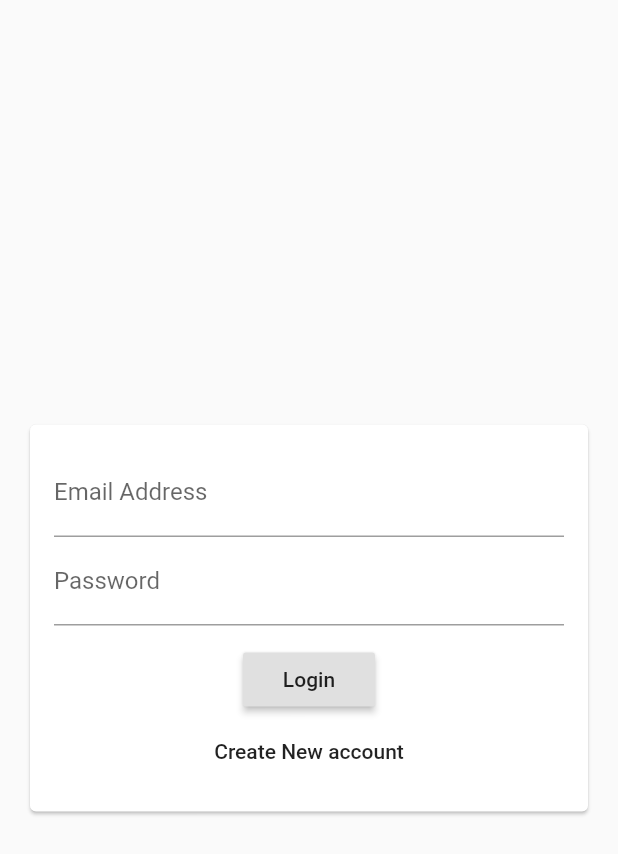
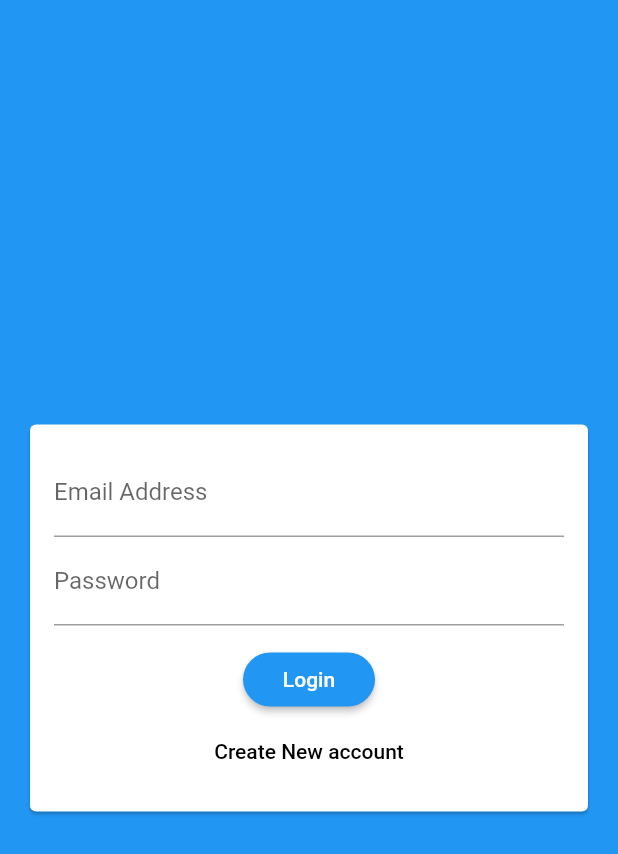
Before and after one commit to SalmaFayad/Together, a Flutter app: the screen it shows after launch, on a phone screen of 412 x 824 dp. Shown: the top 854 px of the screen. Run offline on Flutter 3.47's test engine with Material 2 defaults, Android fonts, the phone set to English and light mode, and no system bars; our stand-ins replace email_validator.

Commit message:
theme is added

```diff
--- a/lib/main.dart
+++ b/lib/main.dart
@@ -1,5 +1,5 @@
 import 'package:flutter/material.dart';
-import 'file:///D:/Flutter_app/challenge_solution_project/lib/Screens/auth_screens/auth_screen.dart';
+import 'Screens/auth_screens/auth_screen.dart';
 
 void main() {
   runApp(MyApp());
@@ -9,7 +9,20 @@ class MyApp extends StatelessWidget {
   @override
   Widget build(BuildContext context) {
     return MaterialApp(
-      home: AuthScreen(),
+      theme: ThemeData(
+        primaryColor: Colors.blue,
+        scaffoldBackgroundColor: Colors.blue,
+        primarySwatch: Colors.blue,
+        accentColor: Colors.blueAccent,
+        buttonTheme: ButtonTheme.of(context).copyWith(
+          buttonColor: Colors.blue,
+          textTheme: ButtonTextTheme.primary,
+          shape: RoundedRectangleBorder(
+            borderRadius: BorderRadius.circular(20),
+          ),
+        ),
+      ),
+      home: AuthScreen()
     );
   }
 }
```
